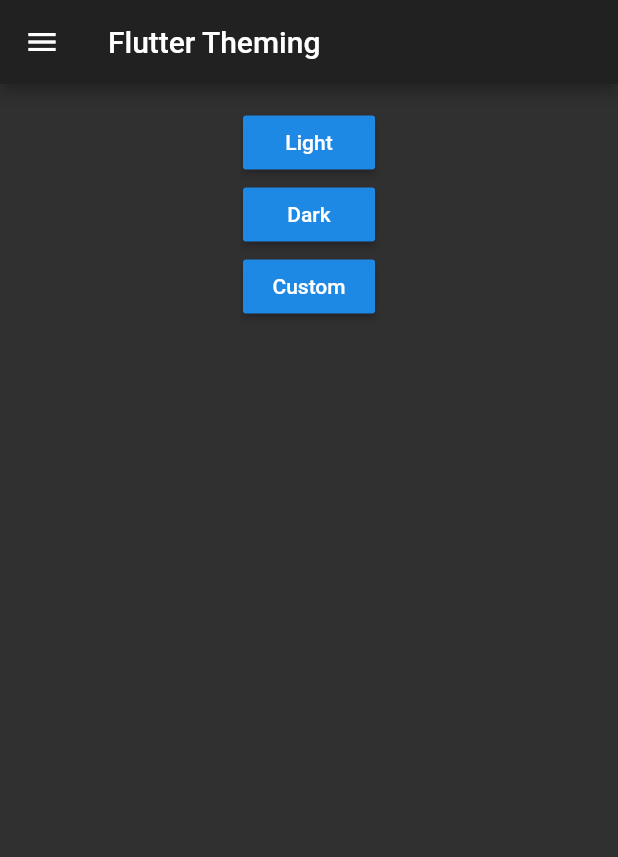
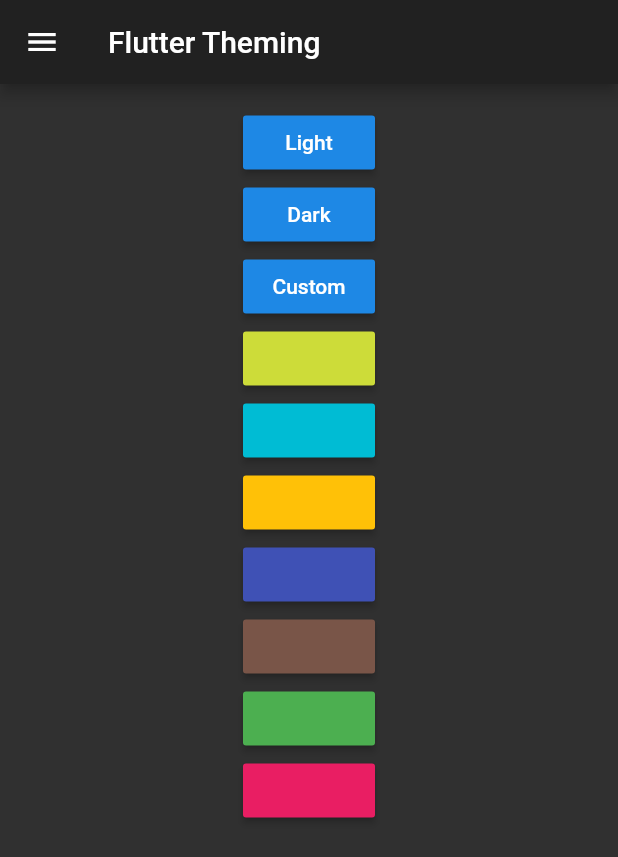
Before and after one commit to ymingt/theming, a Flutter app: the screen it shows after launch, on a phone screen of 412 x 824 dp. Shown: the top 857 px of the screen. Run offline on Flutter 3.47's test engine with Material 2 defaults, Android fonts, the phone set to English and light mode, and no system bars.

Commit message:
-add some colors

```diff
--- a/lib/main.dart
+++ b/lib/main.dart
@@ -182,6 +182,34 @@ class _MainPageState extends State<MainPage> {
                 onPressed: () => _themeChanger.setTheme(MyThemes.customTheme),
                 child: Text('Custom'),
               ),
+              RaisedButton(
+                onPressed: () => _themeChanger.setTheme(MyThemes.limeTheme),
+                color: Colors.lime,
+              ),
+              RaisedButton(
+                onPressed: () => _themeChanger.setTheme(MyThemes.cyanTheme),
+                color: Colors.cyan,
+              ),
+              RaisedButton(
+                onPressed: () => _themeChanger.setTheme(MyThemes.amberTheme),
+                color: Colors.amber,
+              ),
+              RaisedButton(
+                onPressed: () => _themeChanger.setTheme(MyThemes.indigoTheme),
+                color: Colors.indigo,
+              ),
+              RaisedButton(
+                onPressed: () => _themeChanger.setTheme(MyThemes.brownTheme),
+                color: Colors.brown,
+              ),
+              RaisedButton(
+                onPressed: () => _themeChanger.setTheme(MyThemes.greenTheme),
+                color: Colors.green,
+              ),
+              RaisedButton(
+                onPressed: () => _themeChanger.setTheme(MyThemes.pinkTheme),
+                color: Colors.pink,
+              ),
               // RaisedButton(
               //   onPressed: () {
               //     print('CustomTheme.of(context), ${CustomTheme.of(context)}');
--- a/lib/themes.dart
+++ b/lib/themes.dart
@@ -25,6 +25,27 @@ class MyThemes {
     buttonColor: Colors.yellow,
     fontFamily: 'Righteous',
   );
+  static final ThemeData limeTheme = ThemeData(
+    primarySwatch: Colors.lime,
+  );
+  static final ThemeData cyanTheme = ThemeData(
+    primarySwatch: Colors.cyan,
+  );
+  static final ThemeData amberTheme = ThemeData(
+    primarySwatch: Colors.amber,
+  );
+  static final ThemeData indigoTheme = ThemeData(
+    primarySwatch: Colors.indigo,
+  );
+  static final ThemeData brownTheme = ThemeData(
+    primarySwatch: Colors.brown,
+  );
+  static final ThemeData greenTheme = ThemeData(
+    primarySwatch: Colors.green,
+  );
+  static final ThemeData pinkTheme = ThemeData(
+    primarySwatch: Colors.pink,
+  );
 
   static ThemeData getThemeFromKey(MyThemeKeys themeKey) {
     switch (themeKey) {
```
